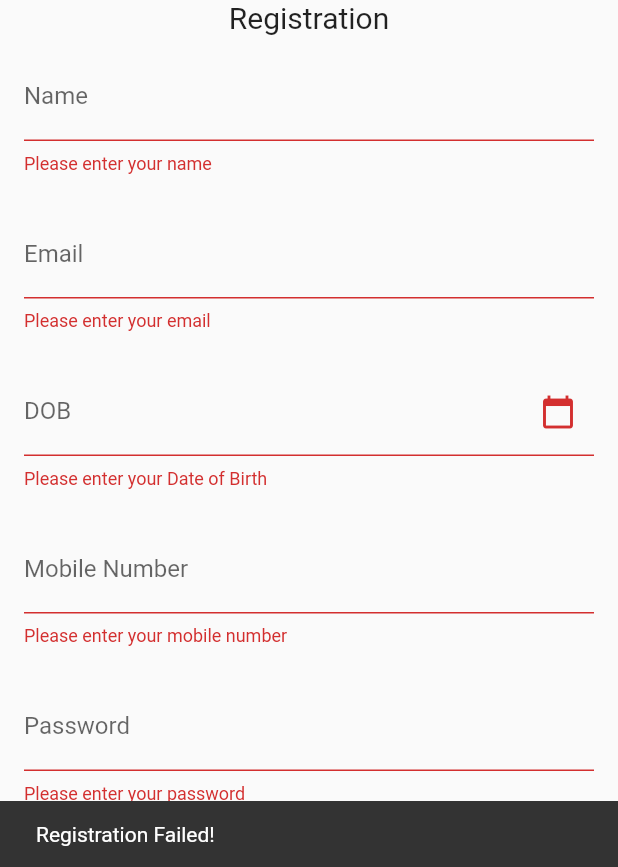
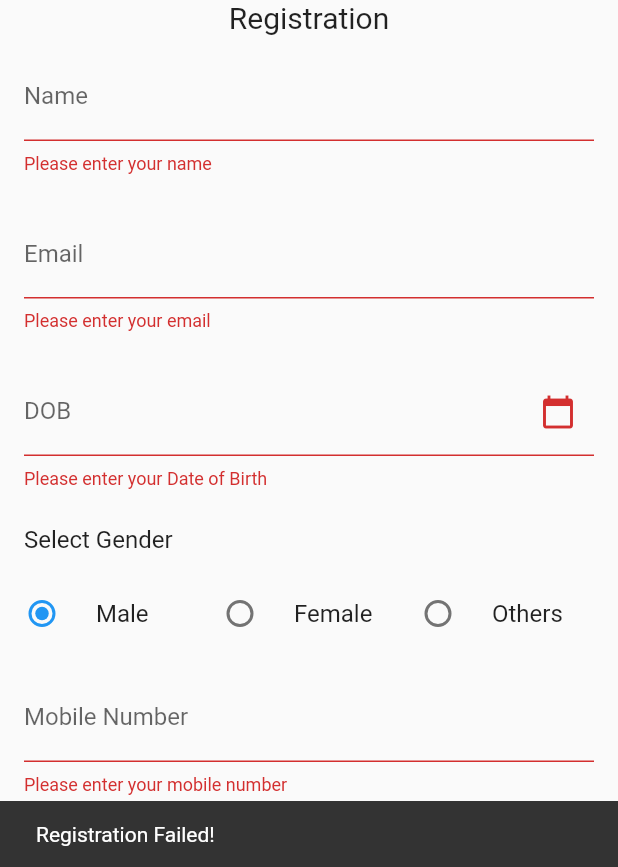
Before and after one commit to PrarthanaBhatt/movie_app, a Flutter app: the RegistrationScreen screen opened by its route, after a tap on "Submit", on a phone screen of 412 x 824 dp, the part 369-1236 px from its top. Run offline on Flutter 3.47's test engine with Material 2 defaults, Android fonts, the phone set to English and light mode, and no system bars; our stand-ins replace flutter_riverpod, go_router.

Commit message:
registration screen adding required fields and pass to viewmodel mthod, fix app closing if user back from registration without filling form

```diff
--- /dev/null
+++ b/lib/src/constants/enum/gender.dart
@@ -0,0 +1 @@
+enum Gender { male, female, others }
--- a/lib/src/ui/auth/login/login_screen.dart
+++ b/lib/src/ui/auth/login/login_screen.dart
@@ -139,7 +139,7 @@ class _LoginScreen extends BaseConsumerState<LoginScreen, LoginScreenVm> {
                     ),
                     onPressed: () {
                       //signup screen
-                      context.go(Routes.registrationScreen);
+                      context.push(Routes.registrationScreen);
                     },
                   )
                 ],
--- a/lib/src/ui/auth/registration/registration_screen.dart
+++ b/lib/src/ui/auth/registration/registration_screen.dart
@@ -3,6 +3,7 @@ import 'package:flutter/services.dart';
 import 'package:flutter_riverpod/flutter_riverpod.dart';
 import 'package:go_router/go_router.dart';
 import 'package:movie_app/src/components/base/base_consumer_state.dart';
+import 'package:movie_app/src/constants/enum/gender.dart';
 import 'package:movie_app/src/providers/view_model_providers.dart';
 import 'package:movie_app/src/routes/routes.dart';
 import 'package:movie_app/src/ui/auth/registration/registration_screen_vm.dart';
@@ -23,11 +24,11 @@ class _RegistrationScreen
   TextEditingController regDobController = TextEditingController();
   TextEditingController regMobileNumberController = TextEditingController();
   TextEditingController regPasswordController = TextEditingController();
-
+  Gender gender = Gender.male;
   @override
   Widget build(BuildContext context) {
     return Scaffold(
-      resizeToAvoidBottomInset: false,
+      resizeToAvoidBottomInset: true,
       body: Form(
         key: _formKey,
         child: Padding(
@@ -58,7 +59,13 @@ class _RegistrationScreen
                   padding:
                       const EdgeInsets.symmetric(horizontal: 8, vertical: 12),
                   child: TextFormField(
+                    textCapitalization: TextCapitalization.words,
+                    keyboardType: TextInputType.text,
                     controller: regNameController,
+                    inputFormatters: [
+                      FilteringTextInputFormatter.allow(RegExp("[a-zA-Z ]")),
+                      FilteringTextInputFormatter.deny(RegExp(r"^\s*")),
+                    ],
                     decoration: const InputDecoration(
                       enabledBorder: UnderlineInputBorder(
                         borderSide: BorderSide(color: Colors.grey),
@@ -144,6 +151,61 @@ class _RegistrationScreen
                     },
                   ),
                 ),
+                const Padding(
+                  padding: EdgeInsets.symmetric(horizontal: 8, vertical: 12),
+                  child: Align(
+                    alignment: Alignment.topLeft,
+                    child: Text(
+                      'Select Gender',
+                      style: TextStyle(fontSize: 16),
+                    ),
+                  ),
+                ),
+                Row(
+                  mainAxisSize: MainAxisSize.min,
+                  mainAxisAlignment: MainAxisAlignment.spaceBetween,
+                  children: [
+                    Flexible(
+                      child: RadioListTile(
+                        contentPadding: const EdgeInsets.all(0),
+                        title: const Text('Male'),
+                        value: Gender.male,
+                        groupValue: gender,
+                        onChanged: (value) {
+                          setState(() {
+                            gender = value!;
+                          });
+                        },
+                      ),
+                    ),
+                    Flexible(
+                      child: RadioListTile(
+                        contentPadding: const EdgeInsets.all(0),
+                        title: const Text('Female'),
+                        value: Gender.female,
+                        groupValue: gender,
+                        onChanged: (value) {
+                          setState(() {
+                            gender = value!;
+                          });
+                        },
+                      ),
+                    ),
+                    Flexible(
+                      child: RadioListTile(
+                        contentPadding: const EdgeInsets.all(0),
+                        title: const Text('Others'),
+                        value: Gender.others,
+                        groupValue: gender,
+                        onChanged: (value) {
+                          setState(() {
+                            gender = value!;
+                          });
+                        },
+                      ),
+                    ),
+                  ],
+                ),
                 Padding(
                   padding:
                       const EdgeInsets.symmetric(horizontal: 8, vertical: 12),
@@ -211,10 +273,15 @@ class _RegistrationScreen
                       child: ElevatedButton(
                         onPressed: () {
                           if (_formKey.currentState!.validate()) {
-                            ScaffoldMessenger.of(context).showSnackBar(
-                              const SnackBar(
-                                  content: Text('Registration Success')),
-                            );
+                            viewModel.validateRegistration(
+                                regNameController.text,
+                                regEmailController.text,
+                                regDobController.text,
+                                gender.name,
+                                regMobileNumberController.text,
+                                regPasswordController.text,
+                                _onSuccess,
+                                _onFailure);
                           } else {
                             ScaffoldMessenger.of(context).showSnackBar(
                               const SnackBar(
@@ -250,17 +317,20 @@ class _RegistrationScreen
   }
 
   void _disposeValues() {
+    regNameController.clear();
+    regEmailController.clear();
+    regDobController.clear();
     regMobileNumberController.clear();
     regPasswordController.clear();
   }
 
   void _onSuccess() {
-    context.go(Routes.movieDashboard);
+    context.go(Routes.loginScreen);
   }
 
   void _onFailure(String value) {
     ScaffoldMessenger.of(context).showSnackBar(
-      const SnackBar(content: Text('Invalid Credientials!')),
+      const SnackBar(content: Text('Registration Failed !')),
     );
   }
 }
```
Also changed, not shown: lib/src/ui/auth/registration/registration_screen_vm.dart (+25 -0 lines).
